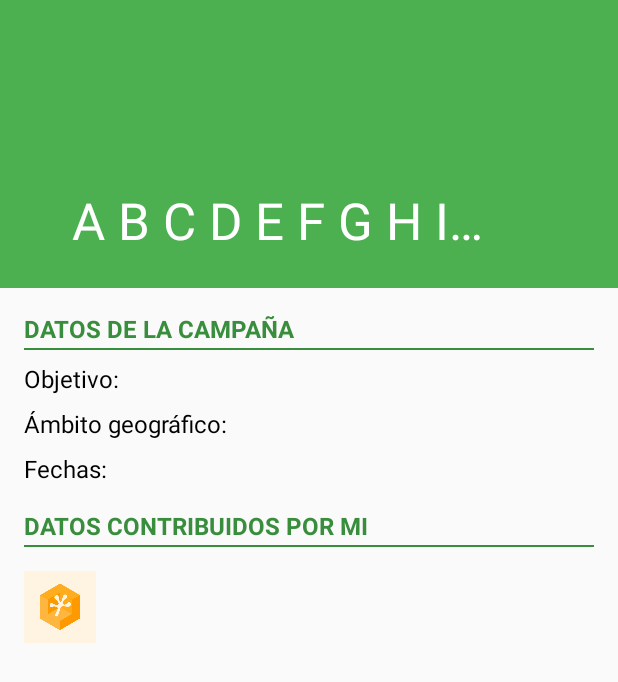
After one commit to si2info/cinda-android, an Android app: the Campaign screen opened directly, with no data from a screen before it, on a phone screen of 412 x 824 dp. The commit adds this screen. Shown: the top 682 px of the screen. Run offline under Robolectric (Android 15) with nearby library versions, the phone set to English and light mode, and no system bars.

Commit message:
Layout de Campaña

```diff
--- a/app/build.gradle
+++ b/app/build.gradle
@@ -33,5 +33,6 @@ dependencies {
     testCompile 'junit:junit:4.12'
     compile 'com.android.support:appcompat-v7:23.0.0'
     compile 'com.android.support:recyclerview-v7:23.0.0'
+    compile 'com.android.support:design:23.0.1'
     compile 'com.squareup.picasso:picasso:2.3.2'
 }
--- a/app/src/debug/res/values/strings.xml
+++ b/app/src/debug/res/values/strings.xml
@@ -9,4 +9,13 @@
     <string name="issue_title">Lorem ipsum dolor sit amet, consectetur adipiscing elit</string>
     <string name="issue_description">Praesent felis dolor, tristique ut vehicula id, egestas eget eros. Etiam vitae tortor quis dui efficitur semper. Nulla tristique facilisis maximus.</string>
 
+    <!-- campaign -->
+    <string name="campaign_objective"><font fgcolor="#4CAF50">Objetivo: </font>Tomar fotos y aportar la posición GPS de todas las mariposas que se observen en el campo.</string>
+    <string name="campaign_geo_area"><font fgcolor="#4CAF50">Ámbito geográfico: </font>GRANADA</string>
+    <string name="campaign_dates"><font fgcolor="#4CAF50">Fechas: </font>01 Sep 2015 &#8211; 31 Ago 2016</string>
+
+    <!-- item_campaign_user -->
+    <string name="campaign_user_title">09 Sep 1999</string>
+    <string name="campaign_user_data">Lorem ipsum dolor sit amet, consectetur adipiscing elit</string>
+
 </resources>
--- a/app/src/main/AndroidManifest.xml
+++ b/app/src/main/AndroidManifest.xml
@@ -7,6 +7,7 @@
         android:icon="@mipmap/ic_launcher"
         android:label="@string/app_name"
         android:theme="@style/AppTheme" >
+
         <activity
             android:name=".MainActivity"
             android:label="@string/app_name"
@@ -16,6 +17,11 @@
                 <category android:name="android.intent.category.LAUNCHER" />
             </intent-filter>
         </activity>
+
+        <activity
+            android:name=".Campaign"
+            android:theme="@style/AppThemeNoActionBar" />
+
     </application>
 
 </manifest>
--- a/app/src/main/java/info/si2/iista/volunteernetworks/AdapterHome.java
+++ b/app/src/main/java/info/si2/iista/volunteernetworks/AdapterHome.java
@@ -54,6 +54,7 @@ public class AdapterHome extends RecyclerView.Adapter<AdapterHome.ViewHolder> {
                     description = (TextView)itemView.findViewById(R.id.description);
                     topUsers = (LinearLayout)itemView.findViewById(R.id.topUsers);
                     suscribe = (Button)itemView.findViewById(R.id.suscriptionButton);
+                    itemView.setOnClickListener(this);
                     break;
             }
 
--- /dev/null
+++ b/app/src/main/java/info/si2/iista/volunteernetworks/Campaign.java
@@ -0,0 +1,26 @@
+package info.si2.iista.volunteernetworks;
+
+import android.os.Bundle;
+import android.support.design.widget.CollapsingToolbarLayout;
+import android.support.v7.app.AppCompatActivity;
+
+/**
+ * Developer: Jose Miguel Mingorance
+ * Date: 4/9/15
+ * Project: Virde
+ */
+public class Campaign extends AppCompatActivity {
+
+    @Override
+    protected void onCreate(Bundle savedInstanceState) {
+        super.onCreate(savedInstanceState);
+        setContentView(R.layout.campaign);
+
+        CollapsingToolbarLayout collapsingToolbarLayout = (CollapsingToolbarLayout)findViewById(R.id.collapsing_toolbar);
+        collapsingToolbarLayout.setTitle("A B C D E F G H I J K L M N Ñ O P Q R S T U V W X Y Z");
+
+    }
+
+
+
+}
--- a/app/src/main/java/info/si2/iista/volunteernetworks/MainActivity.java
+++ b/app/src/main/java/info/si2/iista/volunteernetworks/MainActivity.java
@@ -1,5 +1,6 @@
 package info.si2.iista.volunteernetworks;
 
+import android.content.Intent;
 import android.os.Bundle;
 import android.support.v4.view.animation.FastOutSlowInInterpolator;
 import android.support.v7.app.AppCompatActivity;
@@ -119,6 +120,9 @@ public class MainActivity extends AppCompatActivity implements AdapterHome.Click
     @Override
     public void onHomeItemClick(View view, int position) {
 
+        Intent intent = new Intent(this, Campaign.class);
+        startActivity(intent);
+
     }
 
     public void showInfoServer (View view) {
@@ -131,6 +135,7 @@ public class MainActivity extends AppCompatActivity implements AdapterHome.Click
 
     }
 
+    /** Bottom bar Animations **/
     public void animateInfoOut(View view, float size) {
 
         TranslateAnimation anim = new TranslateAnimation(0, 0, Animation.RELATIVE_TO_SELF, Util.convertDpToPixel(getApplicationContext(), size));
--- /dev/null
+++ b/app/src/main/res/layout/campaign.xml
@@ -0,0 +1,151 @@
+<?xml version="1.0" encoding="utf-8"?>
+<android.support.design.widget.CoordinatorLayout
+    xmlns:android="http://schemas.android.com/apk/res/android"
+    xmlns:app="http://schemas.android.com/apk/res-auto"
+    android:layout_width="match_parent"
+    android:layout_height="match_parent"
+    android:fitsSystemWindows="true">
+
+    <android.support.v4.widget.NestedScrollView
+        android:layout_width="match_parent"
+        android:layout_height="match_parent"
+        app:layout_behavior="@string/appbar_scrolling_view_behavior">
+
+        <RelativeLayout
+            android:layout_width="match_parent"
+            android:layout_height="wrap_content">
+
+            <TextView
+                style="@style/campaign.title"
+                android:id="@+id/campaignDataText"
+                android:text="@string/campaign_data"
+                android:layout_marginTop="16dp"
+                android:layout_marginStart="16dp"
+                android:layout_marginLeft="16dp"
+                android:layout_marginEnd="16dp"
+                android:layout_marginRight="16dp"/>
+
+            <View
+                android:layout_width="match_parent"
+                android:layout_height="1dp"
+                android:id="@+id/separator1"
+                android:background="@color/primary_dark"
+                android:layout_below="@+id/campaignDataText"
+                android:layout_marginStart="16dp"
+                android:layout_marginLeft="16dp"
+                android:layout_marginEnd="16dp"
+                android:layout_marginRight="16dp"
+                android:layout_marginTop="2dp" />
+
+            <TextView
+                style="@style/campaign"
+                android:id="@+id/objective"
+                android:text="@string/campaign_objective"
+                android:layout_marginTop="8dp"
+                android:layout_marginStart="16dp"
+                android:layout_marginLeft="16dp"
+                android:layout_marginEnd="16dp"
+                android:layout_marginRight="16dp"
+                android:layout_below="@+id/separator1" />
+
+            <TextView
+                style="@style/campaign"
+                android:id="@+id/geoArea"
+                android:text="@string/campaign_geo_area"
+                android:layout_marginTop="8dp"
+                android:layout_marginStart="16dp"
+                android:layout_marginLeft="16dp"
+                android:layout_marginEnd="16dp"
+                android:layout_marginRight="16dp"
+                android:layout_below="@+id/objective" />
+
+            <TextView
+                style="@style/campaign"
+                android:id="@+id/dates"
+                android:text="@string/campaign_dates"
+                android:layout_marginTop="8dp"
+                android:layout_marginStart="16dp"
+                android:layout_marginLeft="16dp"
+                android:layout_marginEnd="16dp"
+                android:layout_marginRight="16dp"
+                android:layout_below="@+id/geoArea" />
+
+            <TextView
+                style="@style/campaign.title"
+                android:id="@+id/myCampaignData"
+                android:text="@string/campaign_my_data"
+                android:layout_marginTop="16dp"
+                android:layout_marginStart="16dp"
+                android:layout_marginLeft="16dp"
+                android:layout_marginEnd="16dp"
+                android:layout_marginRight="16dp"
+                android:layout_below="@+id/dates"/>
+
+            <View
+                android:layout_width="match_parent"
+                android:layout_height="1dp"
+                android:id="@+id/separator2"
+                android:background="@color/primary_dark"
+                android:layout_below="@+id/myCampaignData"
+                android:layout_marginStart="16dp"
+                android:layout_marginLeft="16dp"
+                android:layout_marginEnd="16dp"
+                android:layout_marginRight="16dp"
+                android:layout_marginTop="2dp" />
+
+            <LinearLayout
+                android:layout_width="match_parent"
+                android:layout_height="wrap_content"
+                android:orientation="horizontal"
+                android:layout_below="@+id/separator2">
+
+                <include layout="@layout/item_campaign_user" />
+
+                <include layout="@layout/item_campaign_user" />
+
+                <include layout="@layout/item_campaign_user" />
+
+            </LinearLayout>
+
+        </RelativeLayout>
+
+    </android.support.v4.widget.NestedScrollView>
+
+    <android.support.design.widget.AppBarLayout
+        android:id="@+id/appbar"
+        android:layout_width="match_parent"
+        android:layout_height="192dp"
+        android:fitsSystemWindows="true"
+        android:theme="@style/ThemeOverlay.AppCompat.Dark.ActionBar">
+
+        <android.support.design.widget.CollapsingToolbarLayout
+            android:id="@+id/collapsing_toolbar"
+            android:layout_width="match_parent"
+            android:layout_height="match_parent"
+            android:fitsSystemWindows="true"
+            app:contentScrim="?attr/colorPrimary"
+            app:expandedTitleMarginBottom="32dp"
+            app:expandedTitleMarginEnd="64dp"
+            app:expandedTitleMarginStart="48dp"
+            app:layout_scrollFlags="scroll|exitUntilCollapsed">
+
+            <ImageView
+                android:id="@+id/header"
+                android:layout_width="match_parent"
+                android:layout_height="match_parent"
+                android:fitsSystemWindows="true"
+                android:scaleType="centerCrop"
+                app:layout_collapseMode="parallax" />
+
+            <android.support.v7.widget.Toolbar
+                android:id="@+id/anim_toolbar"
+                android:layout_width="match_parent"
+                android:layout_height="?attr/actionBarSize"
+                app:layout_collapseMode="pin"
+                app:popupTheme="@style/ThemeOverlay.AppCompat.Light" />
+
+        </android.support.design.widget.CollapsingToolbarLayout>
+
+    </android.support.design.widget.AppBarLayout>
+
+</android.support.design.widget.CoordinatorLayout>
--- /dev/null
+++ b/app/src/main/res/layout/item_campaign_user.xml
@@ -0,0 +1,39 @@
+<?xml version="1.0" encoding="utf-8"?>
+<RelativeLayout xmlns:android="http://schemas.android.com/apk/res/android"
+    android:layout_width="match_parent" android:layout_height="match_parent">
+
+    <ImageView
+        android:layout_width="48dp"
+        android:layout_height="64dp"
+        android:id="@+id/imageView"
+        android:layout_alignParentTop="true"
+        android:layout_alignParentLeft="true"
+        android:layout_alignParentStart="true"
+        android:layout_marginTop="16dp"
+        android:layout_marginLeft="16dp"
+        android:src="@drawable/test_logo_si2"
+        android:scaleType="centerCrop"
+        android:paddingBottom="16dp" />
+
+    <TextView
+        style="@style/campaign.userTitle"
+        android:text="@string/campaign_user_title"
+        android:id="@+id/textView"
+        android:layout_alignTop="@+id/imageView"
+        android:layout_toRightOf="@+id/imageView"
+        android:layout_alignParentRight="true"
+        android:layout_alignParentEnd="true"
+        android:layout_marginRight="16dp"
+        android:layout_marginLeft="16dp" />
+
+    <TextView
+        style="@style/campaign.userData"
+        android:text="@string/campaign_user_data"
+        android:id="@+id/textView2"
+        android:layout_below="@+id/textView"
+        android:layout_alignLeft="@+id/textView"
+        android:layout_alignStart="@+id/textView"
+        android:layout_alignRight="@+id/textView"
+        android:layout_alignEnd="@+id/textView"
+        android:paddingBottom="16dp" />
+</RelativeLayout>
--- a/app/src/main/res/values/colors.xml
+++ b/app/src/main/res/values/colors.xml
@@ -15,5 +15,6 @@
 
     <!-- Test colors -->
     <color name="card_issue_1">#29b6f6</color>
+    <color name="campaign">#303030</color>
 
 </resources>
--- a/app/src/main/res/values/strings.xml
+++ b/app/src/main/res/values/strings.xml
@@ -10,8 +10,25 @@
     <string name="suscribe">Suscribirse</string>
     <string name="unsuscribe">No me interesa</string>
 
+    <!-- campaign -->
+    <string name="campaign_data">DATOS DE LA CAMPAÑA</string>
+    <string name="campaign_my_data">DATOS CONTRIBUIDOS POR MI</string>
+    <string name="campaign_objective"><font fgcolor="@color/primary">Objetivo: </font></string>
+    <string name="campaign_geo_area"><font fgcolor="@color/primary">Ámbito geográfico: </font></string>
+    <string name="campaign_dates"><font fgcolor="@color/primary">Fechas: </font></string>
+
     <!-- Test String -->
-    <string name="verdi_server"> </string>
-    <string name="verdi_server_desc"> </string>
+        <!-- activity_main -->
+        <string name="verdi_server"> </string>
+        <string name="verdi_server_url"> </string>
+        <string name="verdi_server_desc"> </string>
+
+        <!-- item_issue -->
+        <string name="issue_title"> </string>
+        <string name="issue_description"> </string>
+
+        <!-- item_campaign_user -->
+        <string name="campaign_user_title"> </string>
+        <string name="campaign_user_data"> </string>
 
 </resources>
--- a/app/src/main/res/values/styles.xml
+++ b/app/src/main/res/values/styles.xml
@@ -28,7 +28,7 @@
 
     </style>
 
-    <!-- Texts -->
+    <!-- Texts Home -->
     <style name="text" parent="@android:style/TextAppearance.Medium">
         <item name="android:layout_width">wrap_content</item>
         <item name="android:layout_height">wrap_content</item>
@@ -55,6 +55,31 @@
         <item name="android:textSize">16sp</item>
     </style>
 
+    <!-- Texts Campaign -->
+    <style name="campaign" parent="@android:style/TextAppearance.Medium">
+        <item name="android:layout_width">wrap_content</item>
+        <item name="android:layout_height">wrap_content</item>
+        <item name="android:textSize">16sp</item>
+        <item name="android:textColor">@color/campaign</item>
+    </style>
+
+    <style name="campaign.title">
+        <item name="android:textColor">@color/primary_dark</item>
+        <item name="android:textSize">16sp</item>
+        <item name="android:textStyle">bold</item>
+    </style>
+
+    <style name="campaign.userTitle">
+        <item name="android:textColor">@color/campaign</item>
+        <item name="android:textSize">16sp</item>
+        <item name="android:textStyle">bold</item>
+    </style>
+
+    <style name="campaign.userData">
+        <item name="android:textColor">@color/campaign</item>
+        <item name="android:textSize">14sp</item>
+    </style>
+
     <!-- Buttons -->
     <style name="suscribirse" parent="Widget.AppCompat.Button">
         <item name="android:layout_width">wrap_content</item>
```
Also changed, not shown: 2 other files.
